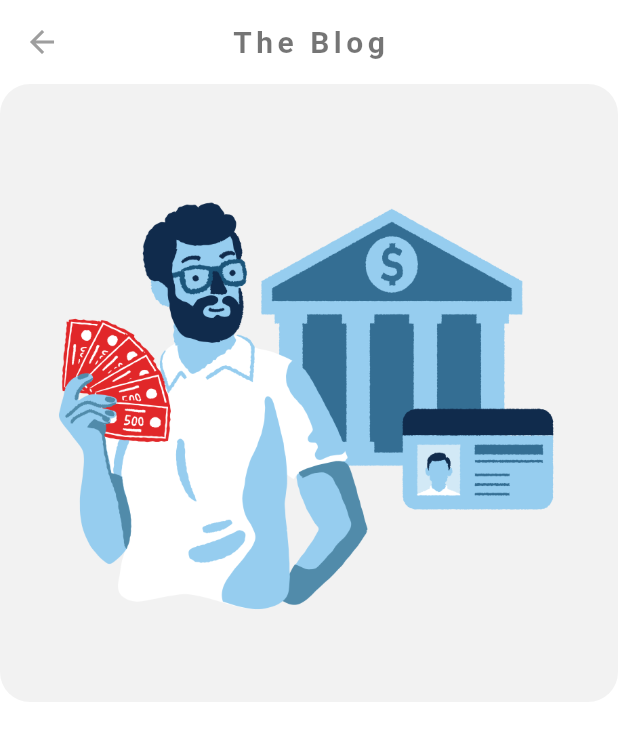
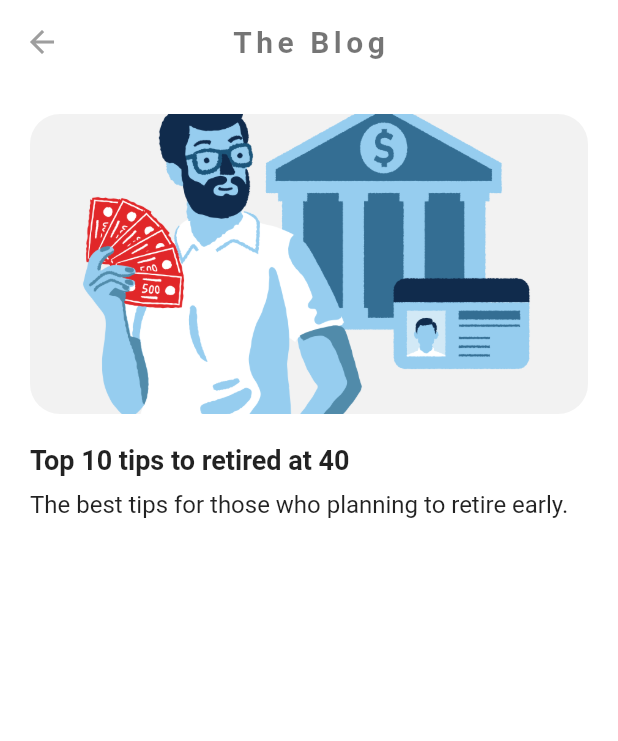
Before and after one commit to irfan87/blog_app_flutter, a Flutter app: the BlogPage screen opened directly, on a phone screen of 412 x 824 dp. Shown: the top 741 px of the screen. Run offline on Flutter 3.47's test engine with Material 2 defaults, Android fonts, the light colour scheme and no system bars.

Commit message:
format the image, and put the text widgets as the tile and subtitle

```diff
--- a/lib/blog_page.dart
+++ b/lib/blog_page.dart
@@ -23,16 +23,44 @@ class BlogPage extends StatelessWidget {
           color: Colors.grey,
         ),
       ),
-      body: Column(
+      body: Padding(
+        padding: const EdgeInsets.all(20.0),
+        child: Column(
+          crossAxisAlignment: CrossAxisAlignment.start,
           children: [
             Container(
-            child: Image.asset("images/rich.png"),
+              child: Image.asset(
+                "images/rich.png",
+                fit: BoxFit.cover,
+              ),
               decoration: BoxDecoration(
                 borderRadius: BorderRadius.circular(20.0),
                 color: Colors.black.withOpacity(0.05),
               ),
+              height: 200.0,
+              width: double.infinity,
+            ),
+            SizedBox(
+              height: 20.0,
+            ),
+            Text(
+              "Top 10 tips to retired at 40",
+              style: TextStyle(
+                fontWeight: FontWeight.bold,
+                fontSize: 18.0,
+              ),
+            ),
+            SizedBox(
+              height: 10.0,
+            ),
+            Text(
+              "The best tips for those who planning to retire early.",
+              style: TextStyle(
+                fontSize: 16.0,
+              ),
             ),
           ],
+        ),
       ),
     );
   }
```
Lines whose indentation alone changed are shown as unchanged.
